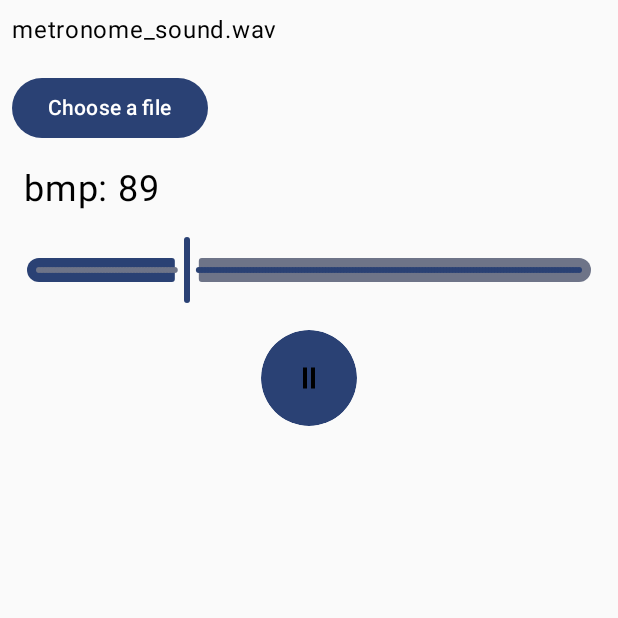
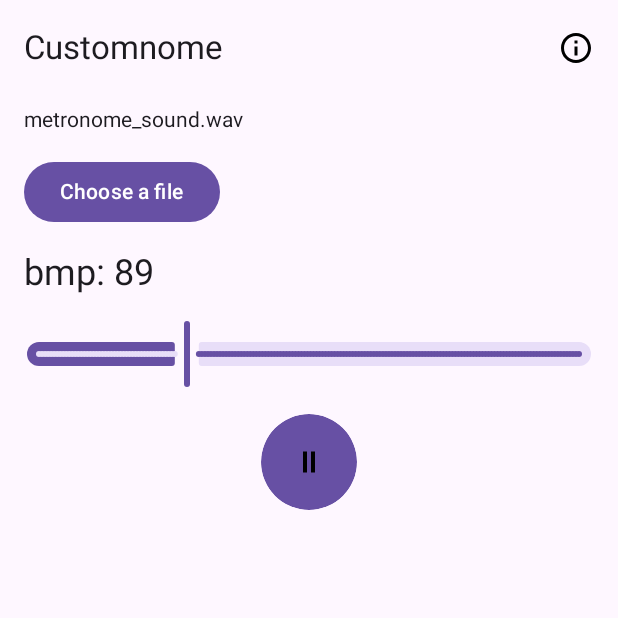
Before and after one commit to commanderpepper/Customnome, an Android app built with Jetpack Compose: the screen it shows after launch (MainActivity), on a phone screen of 412 x 824 dp, the top half of it. Run offline under Robolectric (Android 15) with nearby library versions, the phone set to English and light mode, and no system bars.

Commit message:
Added navigation to Info and a scaffold Composable with a TopAppBar

```diff
--- a/app/src/main/java/commanderpepper/customnome/MainActivity.kt
+++ b/app/src/main/java/commanderpepper/customnome/MainActivity.kt
@@ -3,16 +3,55 @@ package commanderpepper.customnome
 import android.os.Bundle
 import androidx.activity.ComponentActivity
 import androidx.activity.compose.setContent
-import commanderpepper.customnome.ui.theme.CustomnomeTheme
+import androidx.compose.foundation.Image
+import androidx.compose.foundation.clickable
+import androidx.compose.foundation.layout.padding
+import androidx.compose.material3.ExperimentalMaterial3Api
+import androidx.compose.material3.Scaffold
+import androidx.compose.material3.Text
+import androidx.compose.material3.TopAppBar
+import androidx.compose.ui.Modifier
+import androidx.compose.ui.res.painterResource
+import androidx.compose.ui.unit.dp
+import androidx.navigation.compose.NavHost
+import androidx.navigation.compose.composable
+import androidx.navigation.compose.rememberNavController
+import commanderpepper.customnome.feature.info.InfoScreen
 import commanderpepper.featuremetronome.MetronomeScreen
+import kotlinx.serialization.Serializable
 
 class MainActivity : ComponentActivity() {
+    @OptIn(ExperimentalMaterial3Api::class)
     override fun onCreate(savedInstanceState: Bundle?) {
         super.onCreate(savedInstanceState)
-      setContent {
-            CustomnomeTheme {
-                MetronomeScreen()
+        setContent {
+            val navController = rememberNavController()
+            NavHost(navController = navController, startDestination = Metronome) {
+                composable<Metronome> {
+                    Scaffold(topBar = {
+                        TopAppBar(title = { Text("Customnome") }, actions = {
+                            Image(
+                                modifier = Modifier
+                                    .padding(12.dp)
+                                    .clickable { navController.navigate(route = Information) },
+                                painter = painterResource(R.drawable.baseline_info_outline_24),
+                                contentDescription = "Info"
+                            )
+                        })
+                    }) { scaffoldPadding ->
+                        MetronomeScreen(modifier = Modifier.padding(scaffoldPadding))
+                    }
+                }
+                composable<Information> {
+                    InfoScreen()
+                }
             }
         }
     }
 }
+
+@Serializable
+object Metronome
+
+@Serializable
+object Information
--- /dev/null
+++ b/app/src/main/res/drawable/baseline_info_outline_24.xml
@@ -0,0 +1,5 @@
+<vector xmlns:android="http://schemas.android.com/apk/res/android" android:height="24dp" android:tint="#000000" android:viewportHeight="24" android:viewportWidth="24" android:width="24dp">
+
+    <path android:fillColor="@android:color/white" android:pathData="M11,7h2v2h-2V7zM11,11h2v6h-2V11zM12,2C6.48,2 2,6.48 2,12s4.48,10 10,10s10,-4.48 10,-10S17.52,2 12,2zM12,20c-4.41,0 -8,-3.59 -8,-8s3.59,-8 8,-8s8,3.59 8,8S16.41,20 12,20z"/>
+
+</vector>
--- a/feature-metronome/src/main/java/commanderpepper/featuremetronome/MetronomeScreen.kt
+++ b/feature-metronome/src/main/java/commanderpepper/featuremetronome/MetronomeScreen.kt
@@ -90,8 +90,8 @@ fun MetronomeScreen(modifier: Modifier = Modifier, fileName: String, uiState: Me
             }
         }
 
-        Text(modifier = Modifier.padding(8.dp), text = fileName)
-        Button(modifier = Modifier.padding(8.dp), onClick = { fileLauncher.launch(arrayOf("audio/*")) }) { Text("Choose a file") }
+        Text(modifier = Modifier.padding(vertical = 8.dp, horizontal = 16.dp), text = fileName)
+        Button(modifier = Modifier.padding(vertical = 8.dp, horizontal = 16.dp), onClick = { fileLauncher.launch(arrayOf("audio/*")) }) { Text("Choose a file") }
         Text(modifier = Modifier.padding(vertical = 8.dp, horizontal = 16.dp), text = uiState.beatsPerMinute, fontSize = 24.sp)
         Slider(modifier = Modifier
             .fillMaxWidth()
@@ -116,7 +116,7 @@ fun PlayerControls(isPlaying: Boolean, onPlay: () -> Unit, onPause: () -> Unit)
     Column(
         modifier = Modifier
             .fillMaxWidth()
-            .padding(8.dp),
+            .padding(vertical = 8.dp, horizontal = 16.dp),
         horizontalAlignment = Alignment.CenterHorizontally,
         verticalArrangement = Arrangement.Center
     ) {
```
Also changed, not shown: feature-info/src/main/java/commanderpepper/customnome/feature/info/InfoScreen.kt (+9 -9 lines).
